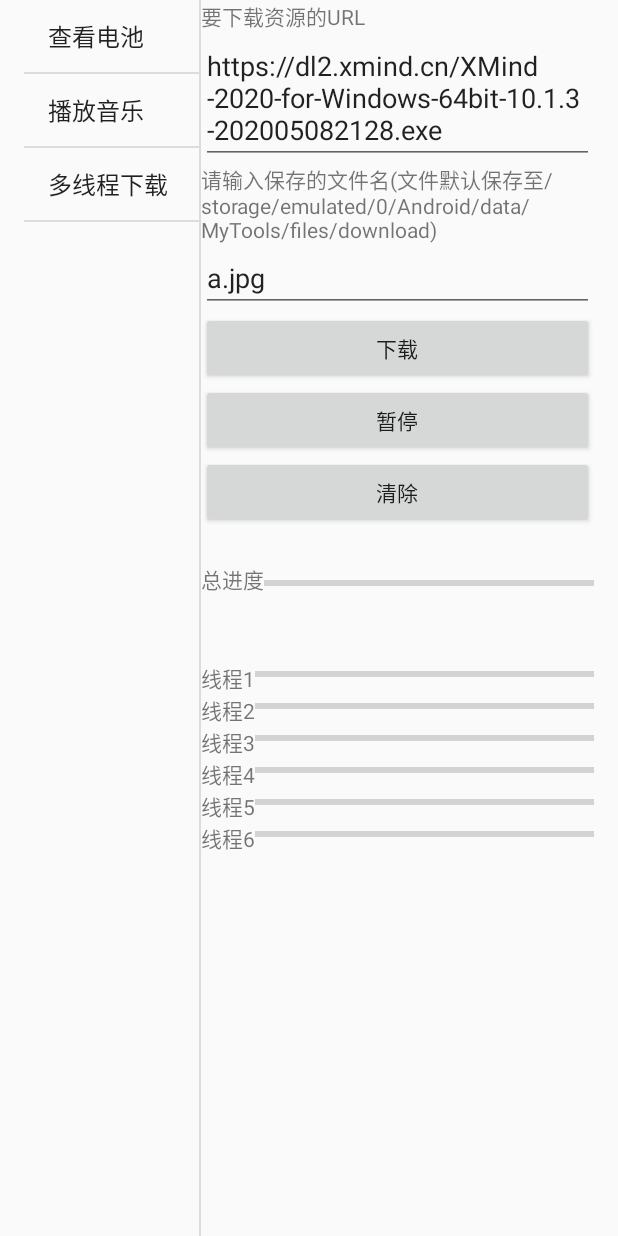
After one commit to hcf1/MyTools, an Android app: the fragment MultiThreadDownLoadFragment placed in its activity, on a phone screen of 412 x 824 dp. The commit adds this screen. Run offline under Robolectric (Android 15) with nearby library versions, the phone set to English and light mode, and no system bars.

Commit message:
添加多线程断点续传功能

```diff
--- a/app/build.gradle
+++ b/app/build.gradle
@@ -32,6 +32,8 @@ dependencies {
     implementation 'androidx.constraintlayout:constraintlayout:1.1.3'
     implementation 'androidx.legacy:legacy-support-v4:1.0.0'
     implementation 'androidx.recyclerview:recyclerview:1.1.0'
+    implementation 'androidx.lifecycle:lifecycle-extensions:2.0.0'
+    implementation 'androidx.lifecycle:lifecycle-viewmodel-ktx:2.0.0'
     testImplementation 'junit:junit:4.13'
     androidTestImplementation 'androidx.test.ext:junit:1.1.1'
     androidTestImplementation 'androidx.test.espresso:espresso-core:3.2.0'
--- a/app/src/main/AndroidManifest.xml
+++ b/app/src/main/AndroidManifest.xml
@@ -1,5 +1,6 @@
 <?xml version="1.0" encoding="utf-8"?>
-<manifest xmlns:android="http://schemas.android.com/apk/res/android"
+<manifest
+    xmlns:android="http://schemas.android.com/apk/res/android"
     xmlns:tools="http://schemas.android.com/tools"
     package="com.myTools">
 
@@ -7,6 +8,8 @@
         android:name="android.permission.BATTERY_STATS"
         tools:ignore="ProtectedPermissions" />
     <uses-permission android:name="android.permission.RECEIVE_BOOT_COMPLETED" />
+    <uses-permission android:name="android.permission.INTERNET" />
+    <uses-permission android:name="android.permission.WRITE_EXTERNAL_STORAGE" />
 
     <application
         android:allowBackup="true"
--- a/app/src/main/java/com/MyTools/fragments/MainFragment.kt
+++ b/app/src/main/java/com/MyTools/fragments/MainFragment.kt
@@ -22,7 +22,7 @@ class MainFragment : ListFragment() {
 //        listAdapter = ArrayAdapter<String>(activity,
 //            android.R.layout.simple_list_item_activated_1,
 //            android.R.id.text1, arrayOf("aa","bb"))
-        listAdapter = ArrayAdapter<String>(
+        listAdapter = ArrayAdapter(
             activity,
             android.R.layout.simple_list_item_1,
             activity!!.resources.getStringArray(R.array.menu)
--- /dev/null
+++ b/app/src/main/java/com/MyTools/fragments/MultiThreadDownLoadFragment.kt
@@ -0,0 +1,210 @@
+package com.myTools.fragments
+
+import android.Manifest
+import android.content.Context
+import android.content.pm.PackageManager
+import android.net.Uri
+import android.os.Bundle
+import android.os.Handler
+import android.os.Message
+import android.util.Log
+import android.view.LayoutInflater
+import android.view.View
+import android.view.ViewGroup
+import android.widget.Button
+import android.widget.EditText
+import android.widget.ProgressBar
+import android.widget.Toast
+import androidx.fragment.app.Fragment
+import com.myTools.DownUtil
+import com.myTools.R
+import java.io.File
+import java.lang.ref.WeakReference
+import java.util.*
+
+class MultiThreadDownLoadFragment : Fragment() {
+    private lateinit var url: EditText
+    private lateinit var target: EditText
+    private lateinit var downBn: Button
+    private lateinit var pause: Button
+    private lateinit var cancel: Button
+    private lateinit var bar: ProgressBar
+    private var bars: ArrayList<ProgressBar> = arrayListOf()
+    private lateinit var downUtil: DownUtil
+
+    class MyHandler(private var dfragment: WeakReference<MultiThreadDownLoadFragment>) :
+        Handler() {
+        override fun handleMessage(msg: Message) {
+            //定时刷新下载进度
+            if (msg.what == 0x123) {
+                var downUtil = dfragment.get()?.downUtil
+                dfragment.get()?.bar?.progress = msg.arg1
+                if (downUtil != null) {
+                    for (i in downUtil.getThreadRate.keys) {
+                        dfragment.get()?.bars?.get(i.toInt())?.progress =
+                            downUtil.getThreadRate.get(i)!!
+                    }
+
+                }
+            }
+            if (msg.what == 0x111) {
+                Toast.makeText(dfragment.get()?.activity, "下载完成！", Toast.LENGTH_LONG).show()
+            }
+            if (msg.what == 0x222) {
+                Toast.makeText(dfragment.get()?.activity, "下载暂停！", Toast.LENGTH_LONG).show()
+            }
+            if (msg.what == 0x333) {
+                dfragment.get()?.bar?.progress = 0
+                for (i in dfragment.get()?.bars!!) {
+                    i.progress = 0
+                }
+                Toast.makeText(dfragment.get()?.activity, "下载取消！", Toast.LENGTH_LONG).show()
+            }
+        }
+    }
+
+    // 创建一个Handler对象
+    private val handler = MyHandler(WeakReference(this))
+    override fun onCreate(savedInstanceState: Bundle?) {
+        super.onCreate(savedInstanceState)
+        requestPermissions(
+            arrayOf(
+                Manifest.permission.WRITE_EXTERNAL_STORAGE
+            ), 0x456
+        )
+    }
+
+    override fun onCreateView(
+        inflater: LayoutInflater, container: ViewGroup?,
+        savedInstanceState: Bundle?
+    ): View? {
+//    这里attachToRoot设置为false，不然会在container里显示两个view
+        var rootView = inflater.inflate(R.layout.multi_thread_download, container, false)
+        // 获取程序界面中的三个界面控件
+        url = rootView.findViewById(R.id.url)
+        target = rootView.findViewById(R.id.target)
+        downBn = rootView.findViewById(R.id.down)
+        pause = rootView.findViewById(R.id.pause)
+        cancel = rootView.findViewById(R.id.cancel)
+        bar = rootView.findViewById(R.id.bar)
+        var bar1 = rootView.findViewById(R.id.progressBar0) as ProgressBar
+        bars.add(bar1)
+        var bar2 = rootView.findViewById(R.id.progressBar1) as ProgressBar
+        bars.add(bar2)
+        var bar3 = rootView.findViewById(R.id.progressBar2) as ProgressBar
+        bars.add(bar3)
+        var bar4 = rootView.findViewById(R.id.progressBar3) as ProgressBar
+        bars.add(bar4)
+        var bar5 = rootView.findViewById(R.id.progressBar4) as ProgressBar
+        bars.add(bar5)
+        var bar6 = rootView.findViewById(R.id.progressBar5) as ProgressBar
+        bars.add(bar6)
+        return rootView
+    }
+
+    override fun onRequestPermissionsResult(
+        requestCode: Int,
+        permissions: Array<out String>,
+        grantResults: IntArray
+    ) {
+        if (requestCode == 0x456 && grantResults != null
+            && grantResults.size == 1
+            && grantResults[0] == PackageManager.PERMISSION_GRANTED
+        ) {
+            // 初始化DownUtil对象（最后一个参数指定线程数）
+            //在自身目录下创建文件夹
+            val downloadFile = context!!.getExternalFilesDir("download")
+            if (downloadFile != null) {
+                downUtil = DownUtil(
+                    activity,
+                    url.text.toString(),
+                    downloadFile.absolutePath + "/" + target.text.toString(),
+                    6,
+                    false,
+                    false,
+                    false,
+                    null
+                )
+            }
+            pause.setOnClickListener {
+                if (downUtil.ispause) {
+//                    doNothing
+                } else {
+                    Log.i("aaa", "监听到暂停事件")
+                    downUtil.ispause = true
+                    downUtil.isDownLoading = false
+                    downUtil.breakPointDownUtil?.saveProgress(activity)
+                }
+            }
+            cancel.setOnClickListener {
+                Log.i("aaa", "监听到取消事件")
+                downUtil.isCancel = true
+                downUtil.isDownLoading = false
+                var file =
+                    File(context!!.getExternalFilesDir("download")?.absolutePath + "/" + target.text.toString())
+                var preferences =
+                    context?.getSharedPreferences("downProgress", Context.MODE_PRIVATE)
+                if (file.exists()) {
+                    //提示文件下载已取消
+                    handler.sendEmptyMessage(0x333)
+                    //秒后删除下载的文件
+                    object : Thread() {
+                        override fun run() {
+                            sleep(3000)
+                            preferences?.edit()?.clear()?.apply()
+                            Log.i("aaa", "下载进度已清除")
+                            file.delete()
+                            Log.i("aaa", "文件已删除")
+                        }
+                    }.start()
+                }
+            }
+            downBn.setOnClickListener {
+                downUtil.isCancel = false
+                downUtil.setUrl(url.text.toString())
+                if (downUtil.isDownLoading) {
+//                    doNothing
+                } else {
+                    Log.i("aaa", "监听到开始下载事件")
+                    // 对象表达式，初始化下载类后开一个新线程执行下载操作
+                    object : Thread() {
+                        override fun run() {
+                            // 开始下载
+                            downUtil.isDownLoading = true
+                            downUtil.download()
+                            // 定义每秒调度获取一次系统的完成进度。在下载线程上再开一个新线程刷新下载进度
+                            val timer = Timer()
+                            timer.schedule(object : TimerTask() {
+                                override fun run() {
+                                    // 获取下载任务的完成比例
+                                    val completeRate = downUtil.completeRate
+                                    Log.i("aaa", "完总成进度：$completeRate")
+                                    val msg = Message()
+                                    msg.what = 0x123
+                                    msg.arg1 = (completeRate * 100).toInt()
+                                    // 发送消息通知界面更新进度条
+                                    handler.sendMessage(msg)
+                                    // 下载完全后取消任务调度
+                                    if (completeRate >= 1) {
+                                        //开始等待新的下载任务
+                                        downUtil.isDownLoading = false
+                                        handler.sendEmptyMessage(0x111)
+                                        timer.cancel()
+                                    }
+                                    if (downUtil.ispause) {
+                                        handler.sendEmptyMessage(0x222)
+                                        timer.cancel()
+                                    }
+                                    if (downUtil.isCancel) {
+                                        handler.sendEmptyMessage(0x333)
+                                        timer.cancel()
+                                    }
+                                }
+                            }, 0, 100)
+                        }
+                    }.start()
+                }
+            }
+        }
+    }
+}
--- /dev/null
+++ b/app/src/main/res/layout/multi_thread_download.xml
@@ -0,0 +1,203 @@
+<?xml version="1.0" encoding="utf-8"?>
+<LinearLayout xmlns:android="http://schemas.android.com/apk/res/android"
+    xmlns:app="http://schemas.android.com/apk/res-auto"
+    xmlns:tools="http://schemas.android.com/tools"
+    android:layout_width="match_parent"
+    android:layout_height="match_parent"
+    android:orientation="vertical">
+
+    <TextView
+        android:layout_width="match_parent"
+        android:layout_height="wrap_content"
+        android:text="@string/title" />
+
+    <EditText
+        android:id="@+id/url"
+        android:layout_width="match_parent"
+        android:layout_height="wrap_content"
+        android:text="@string/down_url" />
+
+    <TextView
+        android:layout_width="match_parent"
+        android:layout_height="wrap_content"
+        android:text="@string/save_file" />
+
+    <EditText
+        android:id="@+id/target"
+        android:layout_width="match_parent"
+        android:layout_height="wrap_content"
+        android:text="@string/save_path" />
+
+    <!-- 定义一个水平进度条,用于显示下载进度 -->
+
+    <androidx.constraintlayout.widget.ConstraintLayout
+        android:layout_width="match_parent"
+        android:layout_height="match_parent"
+        app:layout_constraintBottom_toBottomOf="@+id/textView1"
+        app:layout_constraintTop_toBottomOf="@+id/textView1">
+
+        <Button
+            android:id="@+id/down"
+            android:layout_width="0dp"
+            android:layout_height="wrap_content"
+            android:text="@string/down"
+            app:layout_constraintEnd_toEndOf="parent"
+            app:layout_constraintStart_toStartOf="parent"
+            app:layout_constraintTop_toTopOf="parent" />
+
+        <ProgressBar
+            android:id="@+id/bar"
+            style="?android:attr/progressBarStyleHorizontal"
+            android:layout_width="0dp"
+            android:layout_height="wrap_content"
+            android:max="100"
+            app:layout_constraintBottom_toBottomOf="parent"
+            app:layout_constraintEnd_toEndOf="parent"
+            app:layout_constraintHorizontal_bias="0.544"
+            app:layout_constraintStart_toEndOf="@+id/progressView"
+            app:layout_constraintTop_toTopOf="parent"
+            app:layout_constraintVertical_bias="0.288" />
+
+        <Button
+            android:id="@+id/pause"
+            android:layout_width="0dp"
+            android:layout_height="wrap_content"
+            android:text="@string/pause"
+            app:layout_constraintEnd_toEndOf="parent"
+            app:layout_constraintHorizontal_bias="0.0"
+            app:layout_constraintStart_toStartOf="parent"
+            app:layout_constraintTop_toBottomOf="@+id/down" />
+
+        <Button
+            android:id="@+id/cancel"
+            android:layout_width="0dp"
+            android:layout_height="wrap_content"
+            android:text="@string/cancel"
+            app:layout_constraintEnd_toEndOf="parent"
+            app:layout_constraintHorizontal_bias="0.0"
+            app:layout_constraintStart_toStartOf="parent"
+            app:layout_constraintTop_toBottomOf="@+id/pause" />
+
+        <ProgressBar
+            android:id="@+id/progressBar0"
+            style="?android:attr/progressBarStyleHorizontal"
+            android:layout_width="0dp"
+            android:layout_height="wrap_content"
+            android:max="100"
+            app:layout_constraintBottom_toBottomOf="parent"
+            app:layout_constraintEnd_toEndOf="parent"
+            app:layout_constraintHorizontal_bias="0.0"
+            app:layout_constraintStart_toEndOf="@+id/textView0"
+            app:layout_constraintTop_toTopOf="@+id/textView0"
+            app:layout_constraintVertical_bias="0.0" />
+
+        <TextView
+            android:id="@+id/progressView"
+            android:layout_width="wrap_content"
+            android:layout_height="wrap_content"
+            android:text="总进度"
+            app:layout_constraintBottom_toBottomOf="@+id/bar"
+            app:layout_constraintStart_toStartOf="parent" />
+
+        <TextView
+            android:id="@+id/textView0"
+            android:layout_width="wrap_content"
+            android:layout_height="wrap_content"
+            android:text="线程1"
+            app:layout_constraintBottom_toBottomOf="parent"
+            app:layout_constraintStart_toStartOf="parent"
+            app:layout_constraintTop_toBottomOf="@+id/progressView"
+            app:layout_constraintVertical_bias="0.11" />
+
+        <TextView
+            android:id="@+id/textView1"
+            android:layout_width="wrap_content"
+            android:layout_height="wrap_content"
+            android:text="线程2"
+            app:layout_constraintStart_toStartOf="parent"
+            app:layout_constraintTop_toBottomOf="@+id/textView0" />
+
+        <TextView
+            android:id="@+id/textView3"
+            android:layout_width="wrap_content"
+            android:layout_height="wrap_content"
+            android:text="线程3"
+            app:layout_constraintStart_toStartOf="parent"
+            app:layout_constraintTop_toBottomOf="@+id/textView1" />
+
+        <TextView
+            android:id="@+id/textView4"
+            android:layout_width="wrap_content"
+            android:layout_height="wrap_content"
+            android:text="线程4"
+            app:layout_constraintStart_toStartOf="parent"
+            app:layout_constraintTop_toBottomOf="@+id/textView3" />
+
+        <TextView
+            android:id="@+id/textView5"
+            android:layout_width="wrap_content"
+            android:layout_height="wrap_content"
+            android:text="线程5"
+            app:layout_constraintStart_toStartOf="parent"
+            app:layout_constraintTop_toBottomOf="@+id/textView4" />
+
+        <TextView
+            android:id="@+id/textView6"
+            android:layout_width="wrap_content"
+            android:layout_height="wrap_content"
+            android:text="线程6"
+            app:layout_constraintStart_toStartOf="parent"
+            app:layout_constraintTop_toBottomOf="@+id/textView5" />
+
+        <ProgressBar
+            android:id="@+id/progressBar1"
+            style="?android:attr/progressBarStyleHorizontal"
+            android:layout_width="0dp"
+            android:layout_height="wrap_content"
+            android:max="100"
+            app:layout_constraintEnd_toEndOf="parent"
+            app:layout_constraintStart_toEndOf="@+id/textView1"
+            app:layout_constraintTop_toTopOf="@+id/textView1" />
+
+        <ProgressBar
+            android:id="@+id/progressBar2"
+            style="?android:attr/progressBarStyleHorizontal"
+            android:layout_width="0dp"
+            android:layout_height="wrap_content"
+            android:max="100"
+            app:layout_constraintEnd_toEndOf="parent"
+            app:layout_constraintStart_toEndOf="@+id/textView3"
+            app:layout_constraintTop_toTopOf="@+id/textView3" />
+
+        <ProgressBar
+            android:id="@+id/progressBar3"
+            style="?android:attr/progressBarStyleHorizontal"
+            android:layout_width="0dp"
+            android:layout_height="wrap_content"
+            android:max="100"
+            app:layout_constraintEnd_toEndOf="parent"
+            app:layout_constraintStart_toEndOf="@+id/textView4"
+            app:layout_constraintTop_toTopOf="@+id/textView4" />
+
+        <ProgressBar
+            android:id="@+id/progressBar4"
+            style="?android:attr/progressBarStyleHorizontal"
+            android:layout_width="0dp"
+            android:layout_height="wrap_content"
+            android:max="100"
+            app:layout_constraintEnd_toEndOf="parent"
+            app:layout_constraintStart_toEndOf="@+id/textView5"
+            app:layout_constraintTop_toTopOf="@+id/textView5" />
+
+        <ProgressBar
+            android:id="@+id/progressBar5"
+            style="?android:attr/progressBarStyleHorizontal"
+            android:layout_width="0dp"
+            android:layout_height="wrap_content"
+            android:max="100"
+            app:layout_constraintEnd_toEndOf="parent"
+            app:layout_constraintStart_toEndOf="@+id/textView6"
+            app:layout_constraintTop_toTopOf="@+id/textView6" />
+
+    </androidx.constraintlayout.widget.ConstraintLayout>
+</LinearLayout>
--- a/app/src/main/res/values/arrays.xml
+++ b/app/src/main/res/values/arrays.xml
@@ -3,5 +3,6 @@
     <string-array name="menu">
         <item>查看电池</item>
         <item>播放音乐</item>
+        <item>多线程下载</item>
     </string-array>
 </resources>
--- a/app/src/main/res/values/strings.xml
+++ b/app/src/main/res/values/strings.xml
@@ -1,6 +1,34 @@
 <resources>
-    <string name="app_name">BatteryDetails</string>
-
-    <!-- TODO: Remove or change this placeholder text -->
+    <string name="app_name">myTools</string>
     <string name="hello_blank_fragment">Hello blank fragment</string>
+    <string name="title">要下载资源的URL</string>
+    <string name="save_file">请输入保存的文件名(文件默认保存至/storage/emulated/0/Android/data/MyTools/files/download)</string>
+<!--    1.Android Q文件存储机制修改成了沙盒模式-->
+<!--    2.APP只能访问自己目录下的文件和公共媒体文件-->
+<!--    3.对于AndroidQ以下，还是使用老的文件存储方式-->
+<!--    Android Q仍然使用READ_EXTERNAL_STORAGE和WRITE_EXTERNAL_STORAGE作为存储相关运行时权限，-->
+<!--    但现在即使获取了这些权限，访问外部存储也受到了限制，只能访问自身目录下的文件和公共内体文件。-->
+<!--    外部存储结构划分-->
+<!--    1.公有目录：Download、Pictures 、DCIM、Movies、Music、Ringtones等-->
+<!--    地址：/storage/emulated/0/Downloads(Pictures)等-->
+<!--    公有目录下的文件不会跟随APP卸载而删除。-->
+<!--    2.APP私有目录-->
+<!--    地址：/storage/emulated/0/Android/data/包名/files-->
+<!--    私有目录存放app的私有文件，会随着App的卸载而删除-->
+    <string name="save_path">a.jpg</string>
+    <!--	cdata是xml语法，里面表示纯文本内容，不需要转义-->
+<!--    在XML中，需要转义的字符有：
+    　　(1)&　　　&amp;
+    　　(2)<　　　&lt;
+    　　(3)>　　　&gt;
+    　　(4)＂　　　&quot;
+    　　(5)＇　　　&apos;-->
+    <!--    android9开始不支持http-->
+<!--    <string name="down_url"><![CDATA[https://hcfi.ren/%E6%8E%8C%E4%B8%8A%E7%8E%A9%E8%BD%AC%E6%A0%A1%E5%9B%AD/images/%E7%A4%BE%E5%9B%A2/u1082.png]]></string>-->
+<!--    <string name="down_url"><![CDATA[https://180.76.142.171:8888/download?filename=%2Fwww%2Fwwwroot%2Fhcfi.ren%2Fxn__vqq932o8dc_xyz.tar.gz]]></string>-->
+    <string name="down_url"><![CDATA[https://dl2.xmind.cn/XMind-2020-for-Windows-64bit-10.1.3-202005082128.exe]]></string>
+    <string name="down">下载</string>
+    <string name="pause">暂停</string>
+    <string name="goOn">继续</string>
+    <string name="cancel">清除</string>
 </resources>
--- a/build.gradle
+++ b/build.gradle
@@ -8,7 +8,7 @@ buildscript {
 
     }
     dependencies {
-        classpath 'com.android.tools.build:gradle:3.6.3'
+        classpath 'com.android.tools.build:gradle:4.0.0'
         classpath "org.jetbrains.kotlin:kotlin-gradle-plugin:$kotlin_version"
 
         // NOTE: Do not place your application dependencies here; they belong
--- a/settings.gradle
+++ b/settings.gradle
@@ -1,2 +1,2 @@
-rootProject.name='BatteryDetails'
+rootProject.name='myTools'
 include ':app'
```
Also changed, not shown: app/src/main/java/com/MyTools/DownUtil.kt (added, +159 -0 lines), app/src/main/java/com/MyTools/MainActivity.kt (+12 -0 lines), app/src/main/java/com/MyTools/utility/BreakPointFileManager.kt (added, +85 -0 lines), gradle/wrapper/gradle-wrapper.properties, 5 other files.
